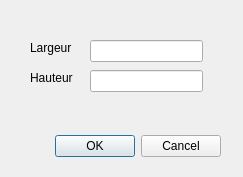
Before: the Qt Designer form fotochop/resize.ui in namealreadytaken/fotochope, drawn with Qt 5.
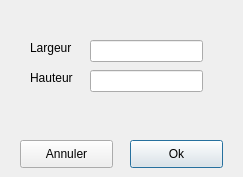
After: the same form once the commit is applied.

Commit message: finalisation de la fenetre de resize load image a améliorer pour qu'elle redimensionne la panel et la scrol area

```diff
--- a/fotochop/resize.ui
+++ b/fotochop/resize.ui
@@ -13,22 +13,6 @@
   <property name="windowTitle">
    <string>resize</string>
   </property>
-  <widget class="QDialogButtonBox" name="buttonBox">
-   <property name="geometry">
-    <rect>
-     <x>20</x>
-     <y>130</y>
-     <width>201</width>
-     <height>32</height>
-    </rect>
-   </property>
-   <property name="orientation">
-    <enum>Qt::Horizontal</enum>
-   </property>
-   <property name="standardButtons">
-    <set>QDialogButtonBox::Cancel|QDialogButtonBox::Ok</set>
-   </property>
-  </widget>
   <widget class="QLineEdit" name="width">
    <property name="geometry">
     <rect>
@@ -75,6 +59,32 @@
     <string>Largeur</string>
    </property>
   </widget>
+  <widget class="QPushButton" name="okButton">
+   <property name="geometry">
+    <rect>
+     <x>130</x>
+     <y>140</y>
+     <width>93</width>
+     <height>28</height>
+    </rect>
+   </property>
+   <property name="text">
+    <string>Ok</string>
+   </property>
+  </widget>
+  <widget class="QPushButton" name="cancelButton">
+   <property name="geometry">
+    <rect>
+     <x>20</x>
+     <y>140</y>
+     <width>93</width>
+     <height>28</height>
+    </rect>
+   </property>
+   <property name="text">
+    <string>Annuler</string>
+   </property>
+  </widget>
  </widget>
  <resources/>
  <connections>
```
Left out of the diff: 38 changed lines with no effect on the pictures. The commit also changes 5 other files.
